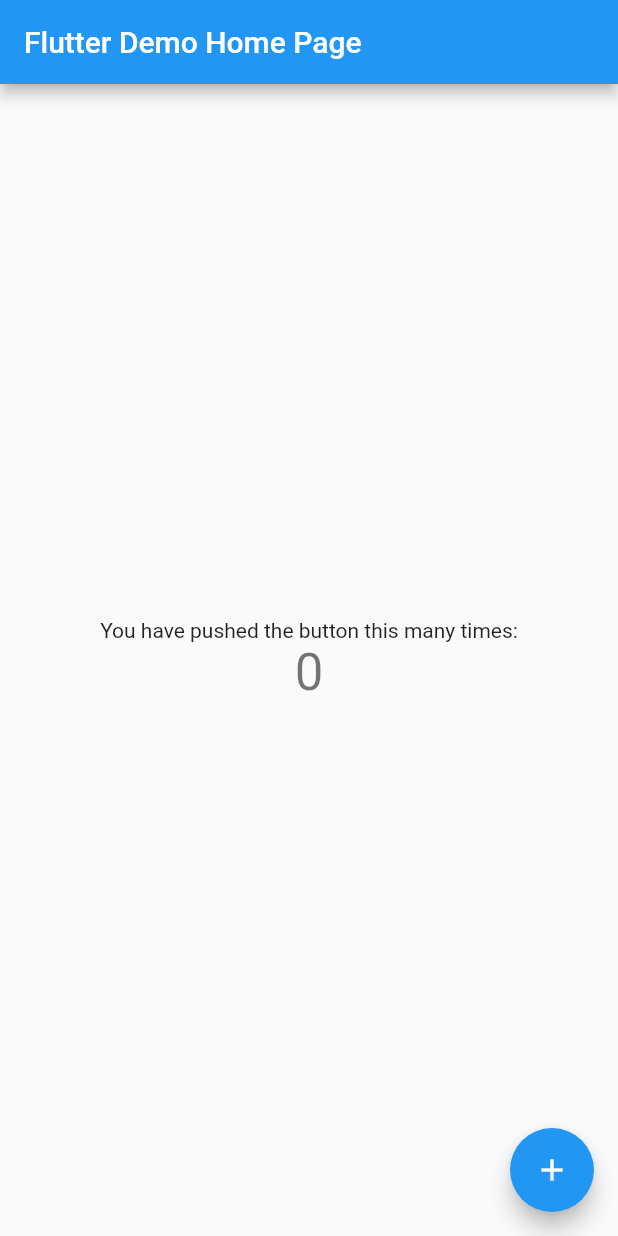
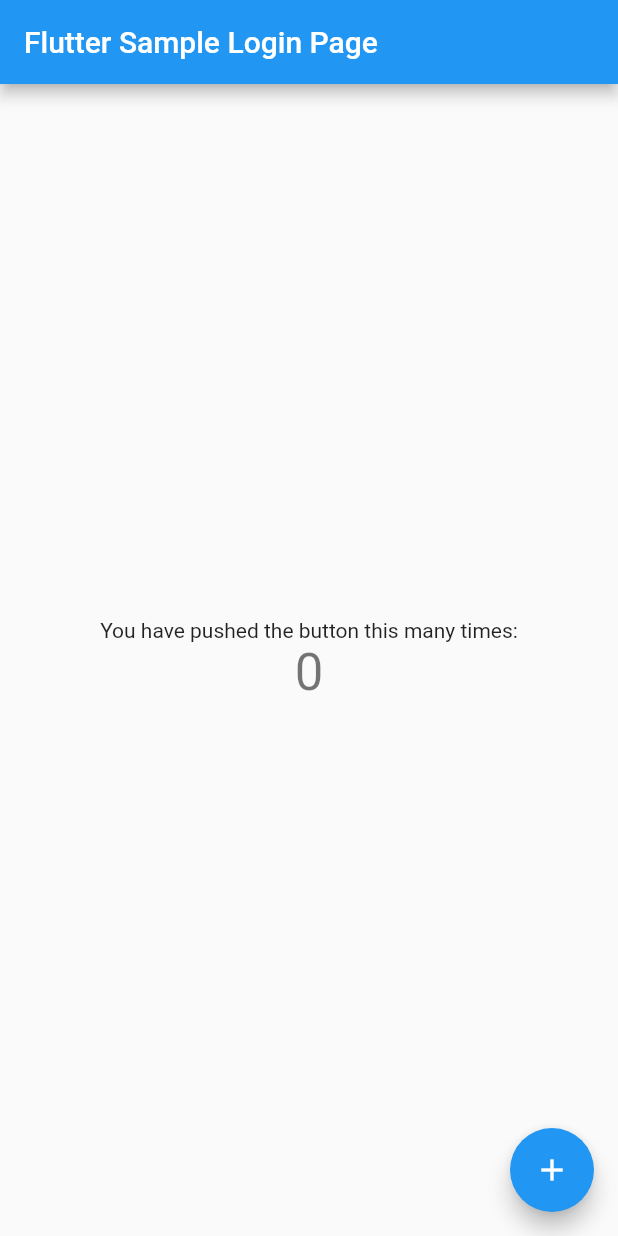
Before and after one commit to walkersumida/flutter_sample, a Flutter app: the screen it shows after launch, on a phone screen of 412 x 824 dp. Run offline on Flutter 3.47's test engine with Material 2 defaults, Android fonts, the phone set to English and light mode, and no system bars.

Commit message:
refact: change title

```diff
--- a/lib/main.dart
+++ b/lib/main.dart
@@ -6,11 +6,11 @@ class MyApp extends StatelessWidget {
   @override
   Widget build(BuildContext context) {
     return MaterialApp(
-      title: 'Flutter Demo',
+      title: 'Flutter Sample',
       theme: ThemeData(
         primarySwatch: Colors.blue,
       ),
-      home: MyHomePage(title: 'Flutter Demo Home Page'),
+      home: MyHomePage(title: 'Flutter Sample Login Page'),
     );
   }
 }
```
